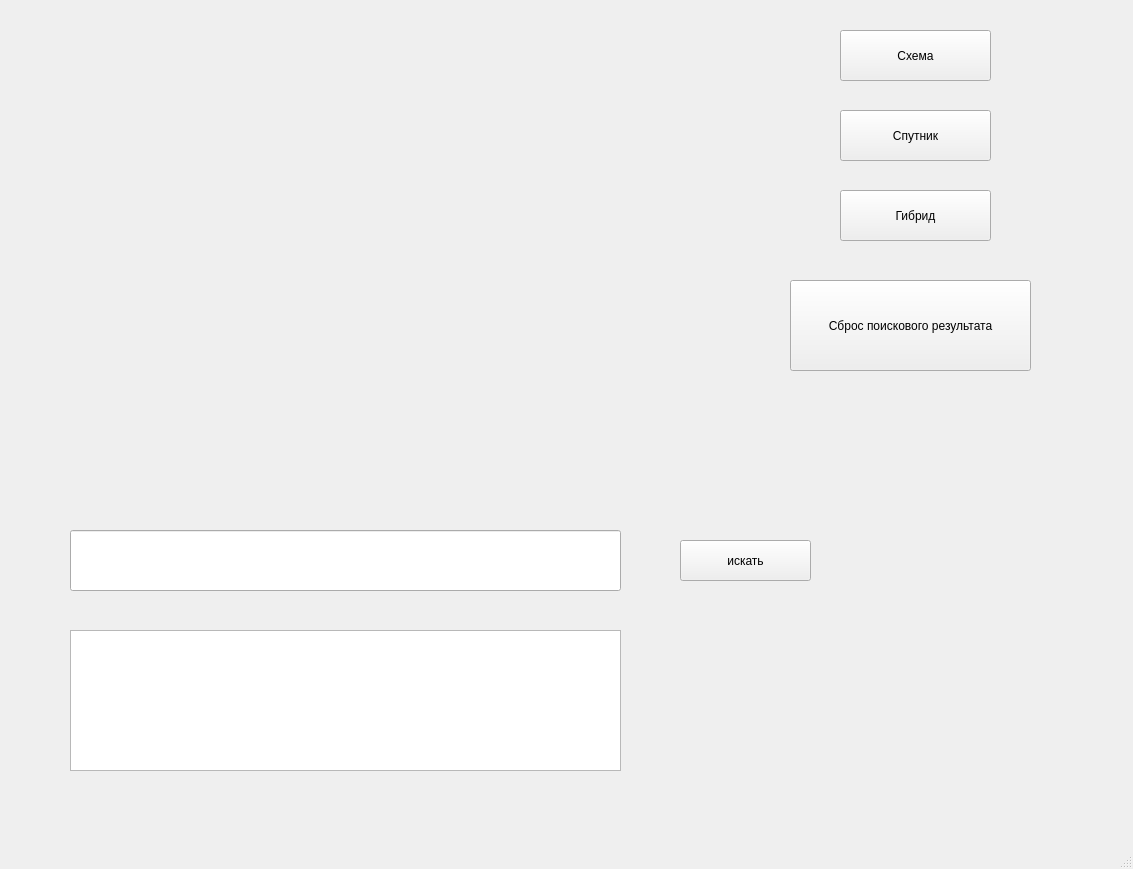
DEATHSTROUKE/Maps, file des.ui: the form before one commit.
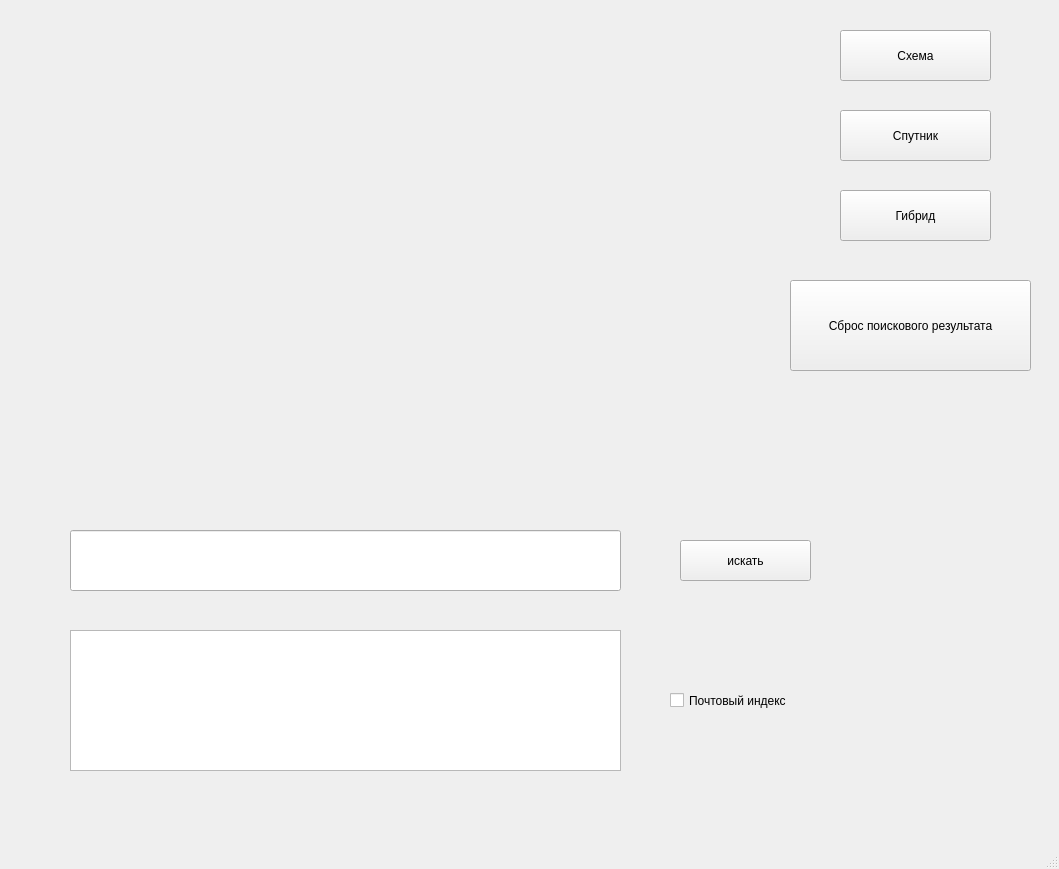
The form after the commit.

Patch:
```diff
--- a/des.ui
+++ b/des.ui
@@ -6,7 +6,7 @@
    <rect>
     <x>0</x>
     <y>0</y>
-    <width>1133</width>
+    <width>1059</width>
     <height>869</height>
    </rect>
   </property>
@@ -130,6 +130,19 @@
 &lt;p style=&quot;-qt-paragraph-type:empty; margin-top:0px; margin-bottom:0px; margin-left:0px; margin-right:0px; -qt-block-indent:0; text-indent:0px;&quot;&gt;&lt;br /&gt;&lt;/p&gt;&lt;/body&gt;&lt;/html&gt;</string>
     </property>
    </widget>
+   <widget class="QCheckBox" name="index1">
+    <property name="geometry">
+     <rect>
+      <x>670</x>
+      <y>680</y>
+      <width>181</width>
+      <height>41</height>
+     </rect>
+    </property>
+    <property name="text">
+     <string>Почтовый индекс</string>
+    </property>
+   </widget>
   </widget>
   <widget class="QMenuBar" name="menubar">
    <property name="geometry">
```
Left out of the diff: 2 changed lines with no effect on the pictures.
